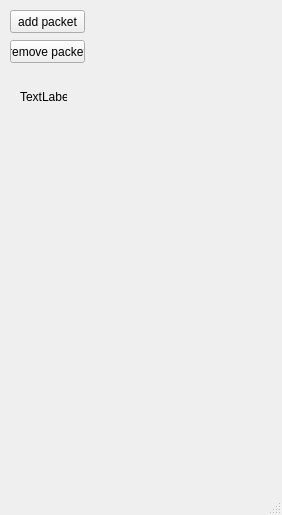
First picture: the form in gui/GUI.ui, repository LiorM30/cyber-final, before the edit.
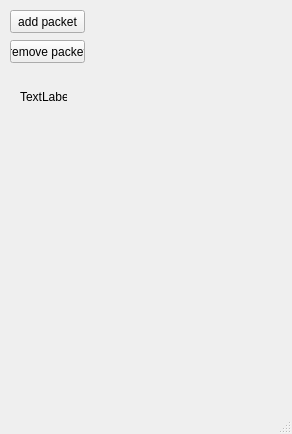
Second picture: the form after the edit.

Commit message: found out about the importance of spacers

Diff of the .ui file:
```diff
--- a/gui/GUI.ui
+++ b/gui/GUI.ui
@@ -6,8 +6,8 @@
    <rect>
     <x>0</x>
     <y>0</y>
-    <width>282</width>
-    <height>515</height>
+    <width>292</width>
+    <height>434</height>
    </rect>
   </property>
   <property name="windowTitle">
@@ -33,16 +33,32 @@
    <widget class="QWidget" name="verticalLayoutWidget">
     <property name="geometry">
      <rect>
-      <x>110</x>
+      <x>120</x>
       <y>10</y>
       <width>160</width>
-      <height>451</height>
+      <height>361</height>
      </rect>
     </property>
-    <layout class="QVBoxLayout" name="packetlay" stretch="">
+    <layout class="QVBoxLayout" name="packetlay" stretch="0">
      <property name="leftMargin">
       <number>0</number>
      </property>
+     <item>
+      <spacer name="verticalSpacer">
+       <property name="orientation">
+        <enum>Qt::Vertical</enum>
+       </property>
+       <property name="sizeType">
+        <enum>QSizePolicy::Expanding</enum>
+       </property>
+       <property name="sizeHint" stdset="0">
+        <size>
+         <width>20</width>
+         <height>40</height>
+        </size>
+       </property>
+      </spacer>
+     </item>
     </layout>
    </widget>
    <widget class="QPushButton" name="remove_packet_button">
```
Left out of the diff: 2 changed lines with no effect on the pictures. The commit also changes 2 other files.
